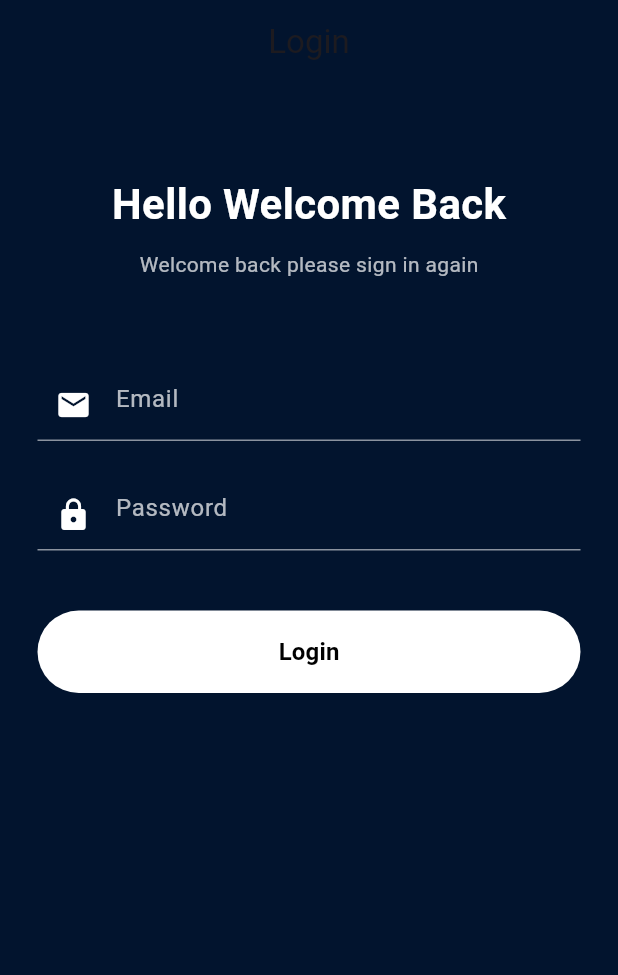
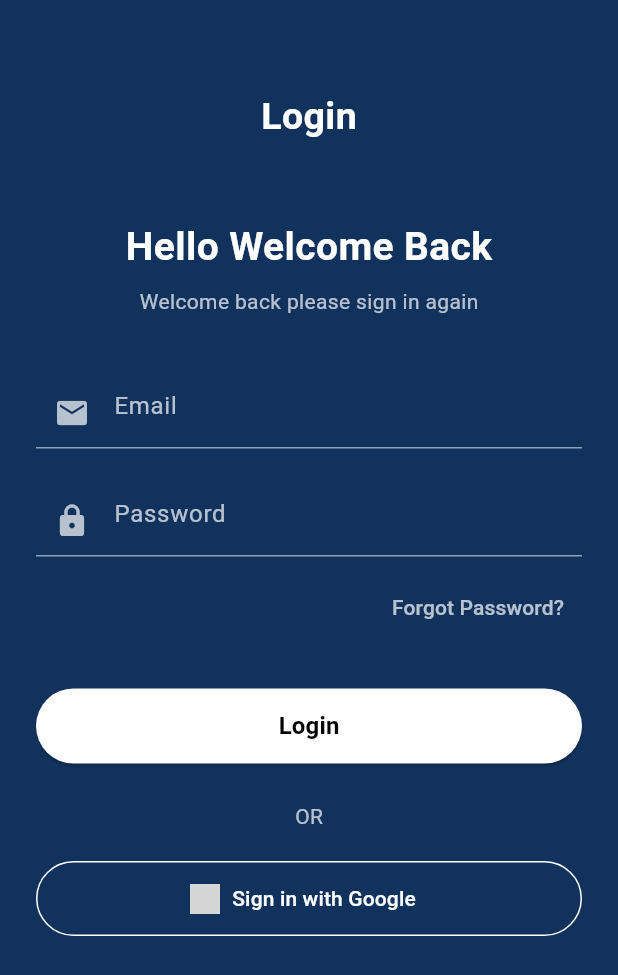
Before and after one commit to nblksy/belajar_flutter, a Flutter app: the screen it shows after launch, on a phone screen of 412 x 824 dp. Shown: the top 975 px of the screen. Run offline on Flutter 3.47's test engine with Material 3 defaults, Android fonts, the phone set to English and light mode, and no system bars; network calls fail; grey boxes are pictures that could not be loaded.

Commit message:
nambah button google

```diff
--- a/lib/main.dart
+++ b/lib/main.dart
@@ -2,8 +2,8 @@
 // import 'package:belajar_flutter/tugas_2/tugas_2.dart';
 // import 'package:belajar_flutter/tugas_3/tugas_3.dart';
 // import 'package:belajar_flutter/tugas_4/tugas_4.dart';
-import 'package:belajar_flutter/tugas_5/tugas_5.dart';
-import 'package:belajar_flutter/tugas_6/tugas_6.dart';
+// import 'package:belajar_flutter/tugas_5/tugas_5.dart';
+import 'package:belajar_flutter/tugas_6/login.dart';
 import 'package:flutter/material.dart';
 
 void main() {
@@ -17,7 +17,7 @@ class MyApp extends StatelessWidget {
   @override
   Widget build(BuildContext context) {
     return MaterialApp(
-      title: 'Tugas 5',
+      title: 'Tugas 6',
       theme: ThemeData(
         // This is the theme of your application.
         //
--- /dev/null
+++ b/lib/tugas_6/home_page.dart
@@ -0,0 +1,29 @@
+import 'package:belajar_flutter/tugas_6/login.dart';
+import 'package:flutter/material.dart';
+
+class HomePage extends StatelessWidget {
+  const HomePage({super.key});
+
+  @override
+  Widget build(BuildContext context) {
+    return Scaffold(
+      appBar: AppBar(
+        title: const Text("Home"),
+        centerTitle: true,
+      ),
+      body: Center(
+        child: ElevatedButton(
+          onPressed: () {
+            Navigator.push(
+              context,
+              MaterialPageRoute(
+                builder: (context) => const Tugas6Flutter(),
+              ),
+            );
+          },
+          child: const Text("Kembali ke Login (push)"),
+        ),
+      ),
+    );
+  }
+}
--- a/lib/tugas_6/home_produk.dart
+++ /dev/null
@@ -1,43 +0,0 @@
-import 'package:flutter/material.dart';
-
-class HomeProduk extends StatelessWidget {
-  const HomeProduk({super.key});
-
-  @override
-  Widget build(BuildContext context) {
-    return Scaffold(
-      appBar: AppBar(
-        title: const Text("Nafie Shop"),
-        backgroundColor: const Color(0xffFF7A00),
-        centerTitle: true,
-        actions: const [
-          Padding(
-            padding: EdgeInsets.only(right: 16),
-            child: Icon(Icons.shopping_cart),
-          ),
-        ],
-      ),
-      body: SingleChildScrollView(
-        child: Column(
-          crossAxisAlignment: CrossAxisAlignment.start,
-          children: [
-            // 🔹 Banner
-            Container(
-              margin: const EdgeInsets.all(16),
-              height: 160,
-              decoration: BoxDecoration(
-                borderRadius: BorderRadius.circular(15),
-                image: const DecorationImage(
-                  image: NetworkImage(
-                    "https://images.unsplash.com/photo-1503023345310-bd7c1de61c7d",
-                  ),
-                  fit: BoxFit.cover,
-                ),
-              ),
-            ),
-          ],
-        ),
-      ),
-    );
-  }
-}
--- /dev/null
+++ b/lib/tugas_6/login.dart
@@ -0,0 +1,166 @@
+import 'package:belajar_flutter/tugas_6/home_page.dart';
+import 'package:flutter/material.dart';
+
+class Tugas6Flutter extends StatelessWidget {
+  const Tugas6Flutter({super.key});
+
+  @override
+  Widget build(BuildContext context) {
+    return Scaffold(
+      backgroundColor: Color(0xff12325E),
+      body: SafeArea(
+        child: SingleChildScrollView(
+          padding: EdgeInsets.symmetric(horizontal: 24),
+          child: Column(
+            crossAxisAlignment: CrossAxisAlignment.center,
+            children: [
+              SizedBox(height: 60),
+              Text(
+                "Login",
+                style: TextStyle(
+                  color: Colors.white,
+                  fontSize: 25,
+                  fontWeight: FontWeight.bold,
+                ),
+              ),
+              SizedBox(height: 50),
+              Text(
+                "Hello Welcome Back",
+                style: TextStyle(
+                  color: Colors.white,
+                  fontSize: 26,
+                  fontWeight: FontWeight.bold,
+                ),
+              ),
+              SizedBox(height: 8),
+              Text(
+                "Welcome back please sign in again",
+                style: TextStyle(color: Colors.white70, fontSize: 14),
+              ),
+              SizedBox(height: 40),
+
+              // EMAIL
+              TextField(
+                style: TextStyle(color: Colors.white),
+                decoration: InputDecoration(
+                  hintText: "Email",
+                  hintStyle: TextStyle(color: Colors.white70),
+                  prefixIcon: Icon(Icons.email, color: Colors.white70),
+                  enabledBorder: UnderlineInputBorder(
+                    borderSide: BorderSide(color: Colors.white54),
+                  ),
+                  focusedBorder: UnderlineInputBorder(
+                    borderSide: BorderSide(color: Colors.white),
+                  ),
+                ),
+              ),
+              SizedBox(height: 24),
+
+              // PASSWORD
+              TextField(
+                obscureText: true,
+                style: TextStyle(color: Colors.white),
+                decoration: InputDecoration(
+                  hintText: "Password",
+                  hintStyle: TextStyle(color: Colors.white70),
+                  prefixIcon: Icon(Icons.lock, color: Colors.white70),
+                  enabledBorder: UnderlineInputBorder(
+                    borderSide: BorderSide(color: Colors.white54),
+                  ),
+                  focusedBorder: UnderlineInputBorder(
+                    borderSide: BorderSide(color: Colors.white),
+                  ),
+                ),
+              ),
+
+              // FORGOT PASSWORD
+              SizedBox(height: 10),
+              Align(
+                alignment: Alignment.centerRight,
+                child: TextButton(
+                  onPressed: () {
+                    // ScaffoldMessenger.of(context).showSnackBar(
+                    //   SnackBar(content: Text("Forgot Password Clicked")),
+                    // );
+                  },
+                  child: Text(
+                    "Forgot Password?",
+                    style: TextStyle(color: Colors.white70),
+                  ),
+                ),
+              ),
+
+              SizedBox(height: 30),
+
+              // LOGIN BUTTON
+              SizedBox(
+                width: double.infinity,
+                height: 50,
+                child: ElevatedButton(
+                  style: ElevatedButton.styleFrom(
+                    backgroundColor: Colors.white,
+                    shape: RoundedRectangleBorder(
+                      borderRadius: BorderRadius.circular(30),
+                    ),
+                  ),
+                  onPressed: () {
+                    Navigator.pushReplacement(
+                      context,
+                      MaterialPageRoute(builder: (context) => HomePage()),
+                    );
+                  },
+                  child: Text(
+                    "Login",
+                    style: TextStyle(
+                      color: Colors.black,
+                      fontSize: 16,
+                      fontWeight: FontWeight.bold,
+                    ),
+                  ),
+                ),
+              ),
+
+              SizedBox(height: 25),
+
+              Text("OR", style: TextStyle(color: Colors.white70)),
+
+              SizedBox(height: 20),
+
+              // SIGN GOOGLE
+              SizedBox(
+                width: double.infinity,
+                height: 50,
+                child: OutlinedButton.icon(
+                  style: OutlinedButton.styleFrom(
+                    side: BorderSide(color: Colors.white),
+                    shape: RoundedRectangleBorder(
+                      borderRadius: BorderRadius.circular(30),
+                    ),
+                  ),
+                  onPressed: () {
+                    // ScaffoldMessenger.of(context).showSnackBar(
+                    //    SnackBar(
+                    //     content: Text("Sign in with Google Clicked"),
+                    //   ),
+                    // );
+                    // notif buat di klik
+                  },
+                  icon: Image.network(
+                    "https://cdn-icons-png.flaticon.com/512/281/281764.png",
+                    height: 20,
+                  ),
+                  label: Text(
+                    "Sign in with Google",
+                    style: TextStyle(color: Colors.white),
+                  ),
+                ),
+              ),
+
+              SizedBox(height: 30),
+            ],
+          ),
+        ),
+      ),
+    );
+  }
+}
--- a/lib/tugas_6/tugas_6.dart
+++ /dev/null
@@ -1,119 +0,0 @@
-import 'package:belajar_flutter/tugas_6/home_produk.dart';
-import 'package:flutter/material.dart';
-
-class Tugas6Flutter extends StatelessWidget {
-  const Tugas6Flutter({super.key});
-
-  @override
-  Widget build(BuildContext context) {
-    const primaryColor = Color(0xFF02142E);
-
-    return Scaffold(
-      backgroundColor: primaryColor,
-      appBar: AppBar(
-        backgroundColor: primaryColor,
-        elevation: 0,
-        centerTitle: true,
-        title: const Text("Login"),
-      ),
-      body: SafeArea(
-        child: SingleChildScrollView(
-          padding: const EdgeInsets.symmetric(horizontal: 25),
-          child: Column(
-            crossAxisAlignment: CrossAxisAlignment.center,
-            children: [
-              const SizedBox(height: 60),
-
-              // Title
-              const Text(
-                "Hello Welcome Back",
-                style: TextStyle(
-                  color: Colors.white,
-                  fontSize: 28,
-                  fontWeight: FontWeight.bold,
-                ),
-              ),
-
-              const SizedBox(height: 10),
-
-              const Text(
-                "Welcome back please sign in again",
-                style: TextStyle(color: Colors.white70, fontSize: 14),
-              ),
-
-              const SizedBox(height: 60),
-
-              // Email Field
-              const TextField(
-                style: TextStyle(color: Colors.white),
-                decoration: InputDecoration(
-                  prefixIcon: Icon(Icons.email, color: Colors.white),
-                  hintText: "Email",
-                  hintStyle: TextStyle(color: Colors.white70),
-                  enabledBorder: UnderlineInputBorder(
-                    borderSide: BorderSide(color: Colors.white54),
-                  ),
-                  focusedBorder: UnderlineInputBorder(
-                    borderSide: BorderSide(color: Colors.white),
-                  ),
-                ),
-              ),
-
-              const SizedBox(height: 25),
-
-              // Password Field
-              const TextField(
-                obscureText: true,
-                style: TextStyle(color: Colors.white),
-                decoration: InputDecoration(
-                  prefixIcon: Icon(Icons.lock, color: Colors.white),
-                  hintText: "Password",
-                  hintStyle: TextStyle(color: Colors.white70),
-                  enabledBorder: UnderlineInputBorder(
-                    borderSide: BorderSide(color: Colors.white54),
-                  ),
-                  focusedBorder: UnderlineInputBorder(
-                    borderSide: BorderSide(color: Colors.white),
-                  ),
-                ),
-              ),
-
-              const SizedBox(height: 40),
-
-              // Login Button
-              SizedBox(
-                width: double.infinity,
-                height: 55,
-                child: ElevatedButton(
-                  style: ElevatedButton.styleFrom(
-                    backgroundColor: Colors.white,
-                    elevation: 0,
-                    shape: RoundedRectangleBorder(
-                      borderRadius: BorderRadius.circular(30),
-                    ),
-                  ),
-                  onPressed: () {
-                    Navigator.pushReplacement(
-                      context,
-                      MaterialPageRoute(builder: (_) => const HomeProduk()),
-                    );
-                  },
-                  child: const Text(
-                    "Login",
-                    style: TextStyle(
-                      color: Colors.black,
-                      fontSize: 16,
-                      fontWeight: FontWeight.bold,
-                    ),
-                  ),
-                ),
-              ),
-
-              const SizedBox(height: 20),
-            ],
-          ),
-        ),
-      ),
-    );
-  }
-}
```
